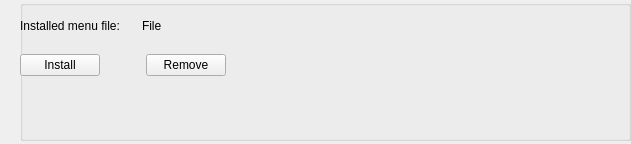
The window that src/widgets/usermenuconfigwidget.ui (KDE/kile) describes before a commit, drawn with Qt 5.
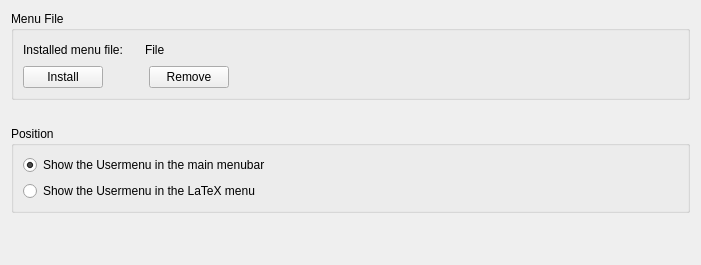
The same window after the commit. Custom widgets are drawn as their Qt base class.

Commit message: Add two choices for the usermenu position

The edit to the form file:
```diff
--- a/src/widgets/usermenuconfigwidget.ui
+++ b/src/widgets/usermenuconfigwidget.ui
@@ -6,12 +6,12 @@
    <rect>
     <x>0</x>
     <y>0</y>
-    <width>631</width>
-    <height>144</height>
+    <width>701</width>
+    <height>265</height>
    </rect>
   </property>
   <property name="sizePolicy">
-   <sizepolicy hsizetype="MinimumExpanding" vsizetype="Preferred">
+   <sizepolicy hsizetype="Expanding" vsizetype="Preferred">
     <horstretch>0</horstretch>
     <verstretch>0</verstretch>
    </sizepolicy>
@@ -19,15 +19,9 @@
   <property name="windowTitle">
    <string>Form</string>
   </property>
+  <layout class="QVBoxLayout" name="verticalLayout">
+   <item>
   <widget class="QGroupBox" name="groupBox">
-   <property name="geometry">
-    <rect>
-     <x>20</x>
-     <y>0</y>
-     <width>611</width>
-     <height>141</height>
-    </rect>
-   </property>
    <property name="sizePolicy">
     <sizepolicy hsizetype="Expanding" vsizetype="Preferred">
      <horstretch>0</horstretch>
@@ -35,21 +29,14 @@
     </sizepolicy>
    </property>
    <property name="title">
-    <string/>
+      <string>Menu File</string>
    </property>
    <property name="flat">
-    <bool>true</bool>
-   </property>
-   <widget class="QWidget" name="horizontalLayoutWidget">
-    <property name="geometry">
-     <rect>
-      <x>0</x>
-      <y>10</y>
-      <width>581</width>
-      <height>31</height>
-     </rect>
-    </property>
-    <layout class="QHBoxLayout" name="horizontalLayout" stretch="0,0,1">
+      <bool>false</bool>
+     </property>
+     <layout class="QVBoxLayout" name="verticalLayout_3">
+      <item>
+       <layout class="QHBoxLayout" name="horizontalLayout_2">
      <item>
       <widget class="QLabel" name="label">
        <property name="text">
@@ -82,22 +69,14 @@
         </sizepolicy>
        </property>
        <property name="text">
-        <string>File</string>
+           <string>File </string>
        </property>
       </widget>
      </item>
     </layout>
-   </widget>
-   <widget class="QWidget" name="horizontalLayoutWidget_2">
-    <property name="geometry">
-     <rect>
-      <x>0</x>
-      <y>50</y>
-      <width>581</width>
-      <height>31</height>
-     </rect>
-    </property>
-    <layout class="QHBoxLayout" name="horizontalLayout_2">
+      </item>
+      <item>
+       <layout class="QHBoxLayout" name="horizontalLayout">
      <item>
       <widget class="KPushButton" name="m_pbInstall">
        <property name="sizePolicy">
@@ -145,6 +124,9 @@
        <property name="orientation">
         <enum>Qt::Horizontal</enum>
        </property>
+          <property name="sizeType">
+           <enum>QSizePolicy::Expanding</enum>
+          </property>
        <property name="sizeHint" stdset="0">
         <size>
          <width>40</width>
@@ -154,8 +136,87 @@
       </spacer>
      </item>
     </layout>
-   </widget>
-  </widget>
+      </item>
+     </layout>
+    </widget>
+   </item>
+   <item>
+    <spacer name="verticalSpacer_2">
+     <property name="orientation">
+      <enum>Qt::Vertical</enum>
+     </property>
+     <property name="sizeType">
+      <enum>QSizePolicy::Fixed</enum>
+     </property>
+     <property name="sizeHint" stdset="0">
+      <size>
+       <width>20</width>
+       <height>20</height>
+      </size>
+     </property>
+    </spacer>
+   </item>
+   <item>
+    <widget class="QGroupBox" name="groupBox_2">
+     <property name="sizePolicy">
+      <sizepolicy hsizetype="Expanding" vsizetype="Preferred">
+       <horstretch>0</horstretch>
+       <verstretch>0</verstretch>
+      </sizepolicy>
+     </property>
+     <property name="title">
+      <string>Position</string>
+     </property>
+     <layout class="QVBoxLayout" name="verticalLayout_2">
+      <item>
+       <widget class="QRadioButton" name="m_rbMenuPositionDani">
+        <property name="sizePolicy">
+         <sizepolicy hsizetype="Expanding" vsizetype="Fixed">
+          <horstretch>0</horstretch>
+          <verstretch>0</verstretch>
+         </sizepolicy>
+        </property>
+        <property name="text">
+         <string>Show the Usermenu in the main menubar</string>
+        </property>
+        <property name="checked">
+         <bool>true</bool>
+        </property>
+       </widget>
+      </item>
+      <item>
+       <widget class="QRadioButton" name="m_rbMenuPositionLatex">
+        <property name="sizePolicy">
+         <sizepolicy hsizetype="Expanding" vsizetype="Fixed">
+          <horstretch>0</horstretch>
+          <verstretch>0</verstretch>
+         </sizepolicy>
+        </property>
+        <property name="text">
+         <string>Show the Usermenu in the LaTeX menu</string>
+        </property>
+       </widget>
+      </item>
+     </layout>
+    </widget>
+   </item>
+   <item>
+    <spacer name="verticalSpacer">
+     <property name="orientation">
+      <enum>Qt::Vertical</enum>
+     </property>
+     <property name="sizeType">
+      <enum>QSizePolicy::MinimumExpanding</enum>
+     </property>
+     <property name="sizeHint" stdset="0">
+      <size>
+       <width>20</width>
+       <height>20</height>
+      </size>
+     </property>
+    </spacer>
+   </item>
+  </layout>
  </widget>
  <customwidgets>
   <customwidget>
```
Lines whose indentation alone changed are shown as unchanged. The commit also changes 9 other files.
